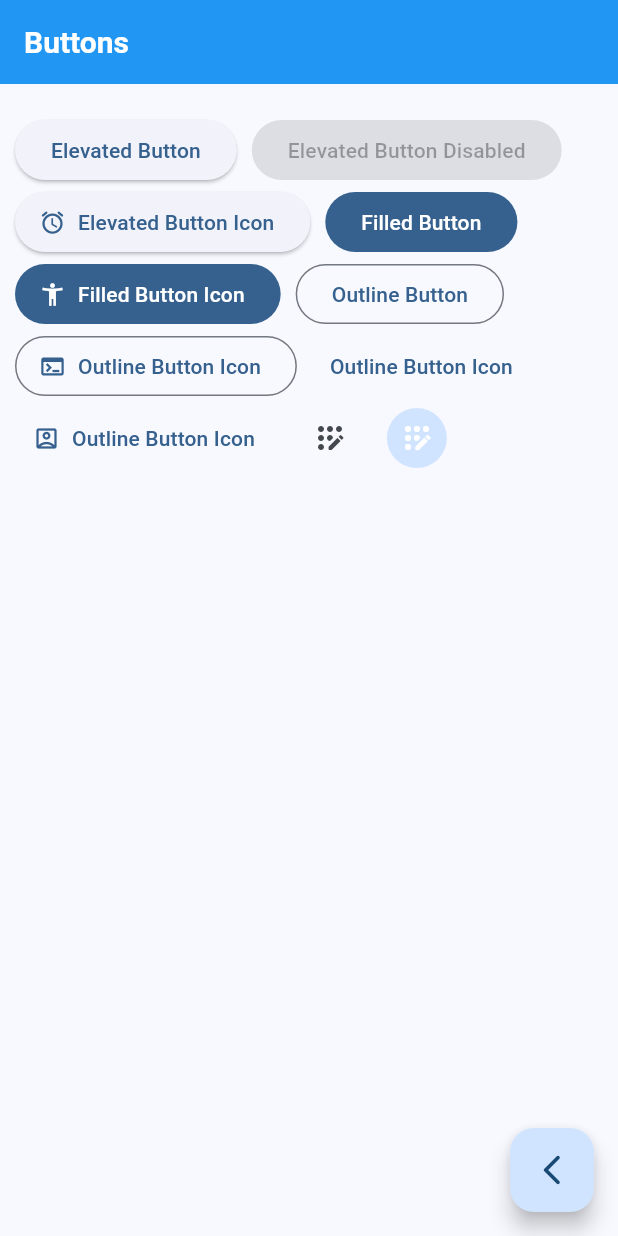
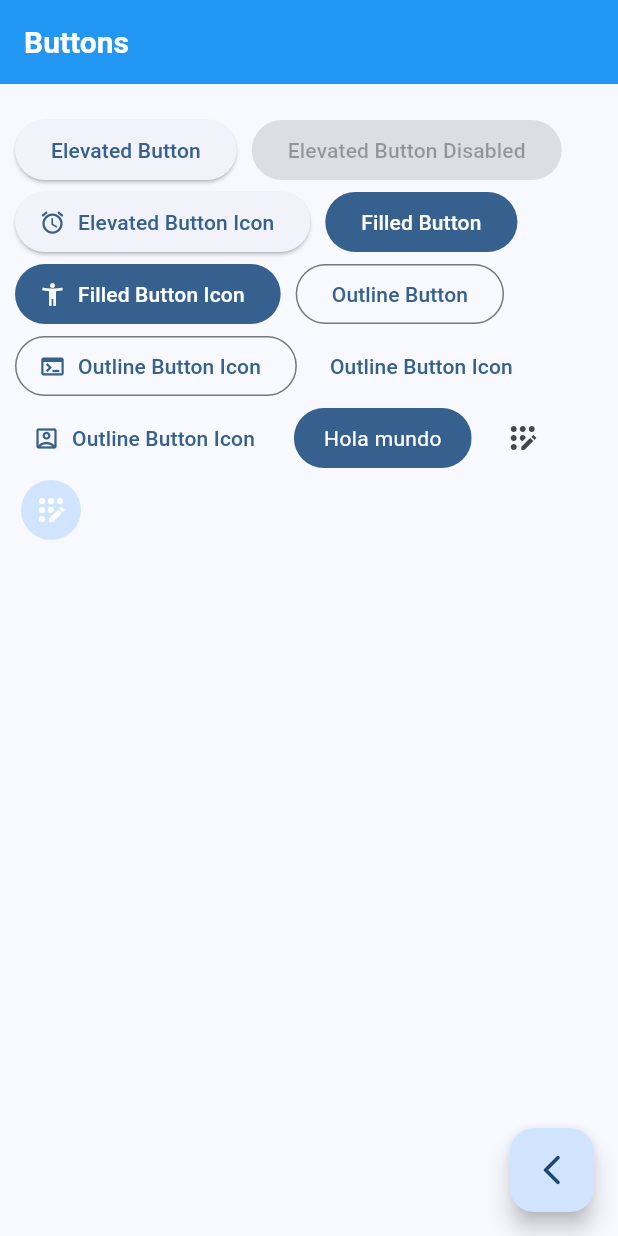
Before and after one commit to Illera1999/Flutter_Course, a Flutter app: the ButtonsScreen screen opened by its route, on a phone screen of 412 x 824 dp. Run offline on Flutter 3.47's test engine with Material 3 defaults, Android fonts, the phone set to English and light mode, and no system bars; our stand-ins replace animate_do, dio, go_router, video_player.

Commit message:
CustomButton

```diff
--- a/project/widgets_app/lib/presentation/screens/buttons/buttons_screen.dart
+++ b/project/widgets_app/lib/presentation/screens/buttons/buttons_screen.dart
@@ -78,7 +78,8 @@ class _ButtonsView extends StatelessWidget {
                 icon: Icon(Icons.account_box_outlined),
               ),
 
-              // TODO CustomButton
+              CustomButton(),
+
               IconButton(
                 onPressed: () {},
                 icon: const Icon(Icons.app_registration_rounded),
@@ -102,3 +103,34 @@ class _ButtonsView extends StatelessWidget {
     );
   }
 }
+
+
+class CustomButton extends StatelessWidget {
+  const CustomButton({
+    super.key,
+  });
+
+
+  @override
+
+  Widget build(BuildContext context) {
+
+    final color = Theme.of(context).colorScheme;
+
+    return ClipRRect(
+      borderRadius: BorderRadius.circular(20),
+      child: Material(
+        color: color.primary,
+        child: InkWell(
+          onTap: () {
+
+          },
+          child: Padding(
+            padding: const EdgeInsets.symmetric(horizontal: 20, vertical: 10),
+            child: Text('Hola mundo', style: TextStyle(color: Colors.white),),
+          ),
+        ),
+      ),
+    );
+  }
+}
```
